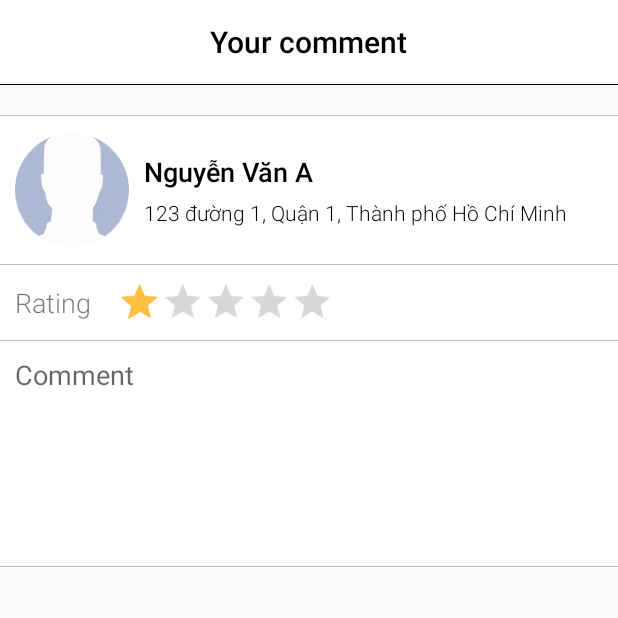
After one commit to thanhduy26091995/Owner, an Android app: the CommentActivity screen opened directly, with no data from a screen before it, on a phone screen of 412 x 824 dp, the top half of it. The commit adds this screen. Run offline under Robolectric (Android 15) with nearby library versions, the phone set to English and light mode, and no system bars; our stand-ins replace ButterKnife, CircleImageView; 6 statements that could not run were skipped.

Commit message:
Merge code lần đầu

```diff
--- a/app/build.gradle
+++ b/app/build.gradle
@@ -24,6 +24,10 @@ dependencies {
     androidTestCompile('com.android.support.test.espresso:espresso-core:2.2.2', {
         exclude group: 'com.android.support', module: 'support-annotations'
     })
+    //butter knife
+
+
+    //bo tròn ảnh cho imageview
     compile 'com.android.support:appcompat-v7:25.3.1'
     compile 'com.android.support.constraint:constraint-layout:1.0.2'
     compile 'com.android.support:design:25.3.1'
@@ -31,11 +35,8 @@ dependencies {
     compile 'com.google.code.gson:gson:2.6.2'
     compile 'com.squareup.retrofit2:retrofit:2.0.2'
     compile 'com.squareup.retrofit2:converter-gson:2.0.2'
+    compile 'com.jakewharton:butterknife:8.5.1'
+    compile 'de.hdodenhof:circleimageview:2.1.0'
     testCompile 'junit:junit:4.12'
-    //butter knife
-    compile 'com.jakewharton:butterknife:8.5.1'
     annotationProcessor 'com.jakewharton:butterknife-compiler:8.5.1'
-
-    //bo tròn ảnh cho imageview
-    compile 'de.hdodenhof:circleimageview:2.1.0'
 }
--- /dev/null
+++ b/app/src/main/java/com/hbbsolution/owner/more/duy_nguyen/CommentActivity.java
@@ -0,0 +1,55 @@
+package com.hbbsolution.owner.more.duy_nguyen;
+
+import android.graphics.PorterDuff;
+import android.graphics.drawable.LayerDrawable;
+import android.os.Bundle;
+import android.support.v7.app.AppCompatActivity;
+import android.support.v7.widget.Toolbar;
+import android.view.View;
+import android.widget.EditText;
+import android.widget.ImageView;
+import android.widget.LinearLayout;
+import android.widget.RatingBar;
+import android.widget.TextView;
+
+import com.hbbsolution.owner.R;
+
+import butterknife.BindView;
+
+public class CommentActivity extends AppCompatActivity implements View.OnClickListener{
+    @BindView(R.id.toolbar)
+    private Toolbar toolbar;
+    @BindView(R.id.img_avatar)
+    private ImageView imgOwner;;
+    @BindView(R.id.tvOwner)
+    private TextView tvOwner;
+    @BindView(R.id.tvAddress)
+    private TextView tvAddress;;
+    @BindView(R.id.ratingBar)
+    private RatingBar ratingBar;
+    @BindView(R.id.edtComment)
+    private EditText edtComment;
+    @BindView(R.id.lnCheck)
+    private LinearLayout lnCheck;
+    @Override
+    protected void onCreate(Bundle savedInstanceState) {
+        super.onCreate(savedInstanceState);
+        setContentView(R.layout.activity_comment);
+        toolbar.setTitle("");
+        setSupportActionBar(toolbar);
+        lnCheck.setOnClickListener(this);
+        setBackgroundRatingBar();
+
+    }
+    public void setBackgroundRatingBar()
+    {
+        LayerDrawable stars = (LayerDrawable) ratingBar.getProgressDrawable();
+        stars.getDrawable(2).setColorFilter(getResources().getColor(R.color.colorAccent), PorterDuff.Mode.SRC_ATOP);
+        stars.getDrawable(0).setColorFilter(getResources().getColor(R.color.colorAccent), PorterDuff.Mode.SRC_ATOP);
+        stars.getDrawable(1).setColorFilter(getResources().getColor(R.color.colorAccent), PorterDuff.Mode.SRC_ATOP);
+    }
+    @Override
+    public void onClick(View v) {
+
+    }
+}
--- /dev/null
+++ b/app/src/main/res/drawable/ic_check_black_24dp.xml
@@ -0,0 +1,9 @@
+<vector xmlns:android="http://schemas.android.com/apk/res/android"
+        android:width="24dp"
+        android:height="24dp"
+        android:viewportWidth="24.0"
+        android:viewportHeight="24.0">
+    <path
+        android:fillColor="#FF000000"
+        android:pathData="M9,16.17L4.83,12l-1.42,1.41L9,19 21,7l-1.41,-1.41z"/>
+</vector>
--- /dev/null
+++ b/app/src/main/res/layout/activity_comment.xml
@@ -0,0 +1,196 @@
+<?xml version="1.0" encoding="utf-8"?>
+<LinearLayout xmlns:android="http://schemas.android.com/apk/res/android"
+    xmlns:app="http://schemas.android.com/apk/res-auto"
+    xmlns:tools="http://schemas.android.com/tools"
+    android:layout_width="match_parent"
+    android:layout_height="match_parent"
+    tools:context="com.hbbsolution.owner.more.duy_nguyen.CommentActivity"
+    android:orientation="vertical">
+
+    <RelativeLayout
+        android:layout_width="match_parent"
+        android:layout_height="wrap_content"
+        android:background="@color/colorWhite">
+    <android.support.design.widget.AppBarLayout
+        android:id="@+id/appbar"
+        android:layout_width="match_parent"
+        android:layout_height="wrap_content"
+        android:theme="@style/AppTheme.AppBarOverlay"
+        tools:layout_editor_absoluteX="8dp"
+        tools:layout_editor_absoluteY="0dp">
+
+        <android.support.v7.widget.Toolbar
+            android:id="@+id/toolbar"
+            android:layout_width="match_parent"
+            android:layout_height="?attr/actionBarSize"
+            android:background="?attr/colorPrimary"
+            app:elevation="0dp"
+            app:theme="@style/AppTheme.PopupOverlay">
+
+            <TextView
+                android:id="@+id/more_title_toothbar"
+                android:layout_width="wrap_content"
+                android:layout_height="wrap_content"
+                android:layout_gravity="center"
+                android:text="@string/yourcomment"
+                android:textColor="@color/colorBlack"
+                android:textSize="20sp"
+                android:textStyle="bold" />
+        </android.support.v7.widget.Toolbar>
+
+        <View
+            android:layout_width="match_parent"
+            android:layout_height="0.1dp"
+            android:background="@color/colorBlack" />
+    </android.support.design.widget.AppBarLayout>
+        <LinearLayout
+            android:layout_width="70dp"
+            android:layout_height="?attr/actionBarSize"
+            android:layout_alignParentEnd="true"
+            android:layout_alignParentRight="true"
+            android:id="@+id/lnCheck"
+            android:gravity="end|center"
+
+            >
+            <ImageView
+                android:layout_width="wrap_content"
+                android:layout_height="wrap_content"
+                android:src="@drawable/ic_check_black_24dp"
+                android:layout_gravity="center_vertical"
+                android:layout_marginRight="10dp"
+                android:layout_marginEnd="10dp"
+                android:tint="@color/home_background_history"
+                />
+        </LinearLayout>
+    </RelativeLayout>
+    <View
+        android:layout_width="match_parent"
+        android:layout_height="0.1dp"
+        android:background="@color/color_line_view"
+        android:layout_marginTop="20dp"/>
+
+    <LinearLayout
+        android:layout_width="match_parent"
+        android:layout_height="150dp"
+        android:background="@color/colorWhite"
+        android:orientation="vertical"
+        android:weightSum="3">
+
+        <LinearLayout
+            android:layout_width="match_parent"
+            android:layout_height="0dp"
+            android:layout_marginEnd="10dp"
+            android:layout_marginLeft="10dp"
+            android:layout_marginStart="10dp"
+            android:layout_weight="2"
+            android:orientation="horizontal"
+            android:weightSum="5">
+
+            <LinearLayout
+                android:layout_width="0dp"
+                android:layout_height="match_parent"
+                android:layout_weight="1"
+                android:gravity="center">
+
+                <de.hdodenhof.circleimageview.CircleImageView
+                    android:id="@+id/img_avatar"
+                    android:layout_width="match_parent"
+                    android:layout_height="match_parent"
+                    android:layout_gravity="center"
+                    android:src="@drawable/avatar" />
+            </LinearLayout>
+
+            <LinearLayout
+                android:layout_width="0dp"
+                android:layout_height="match_parent"
+                android:layout_marginLeft="10dp"
+                android:layout_marginStart="10dp"
+                android:layout_weight="4"
+                android:gravity="center_vertical"
+                android:orientation="vertical"
+                android:weightSum="2">
+
+                <LinearLayout
+                    android:layout_width="match_parent"
+                    android:layout_height="wrap_content"
+                    android:orientation="vertical">
+
+                    <TextView
+                        android:id="@+id/tvOwner"
+                        android:layout_width="match_parent"
+                        android:layout_height="wrap_content"
+                        android:text="Nguyễn Văn A"
+                        android:textColor="@color/colorBlack"
+                        android:textSize="@dimen/text_size_large"
+                        android:textStyle="bold" />
+
+                    <TextView
+                        android:id="@+id/tvAddress"
+                        android:layout_width="match_parent"
+                        android:layout_height="wrap_content"
+                        android:layout_marginTop="5dp"
+                        android:text="123 đường 1, Quận 1, Thành phố Hồ Chí Minh"
+                        android:textColor="@color/colorBlack" />
+                </LinearLayout>
+            </LinearLayout>
+
+        </LinearLayout>
+        <View
+            android:layout_width="match_parent"
+            android:layout_height="0.1dp"
+            android:background="@color/color_line_view" />
+        <LinearLayout
+            android:layout_width="match_parent"
+            android:layout_height="0dp"
+            android:layout_weight="1"
+            >
+            <TextView
+                android:layout_width="wrap_content"
+                android:layout_height="match_parent"
+                android:text="@string/rate"
+                android:textSize="@dimen/text_size_large"
+                android:gravity="center_vertical"
+                android:layout_marginLeft="10dp"
+                android:layout_marginStart="10dp"/>
+            <LinearLayout
+                android:layout_width="match_parent"
+                android:layout_height="wrap_content"
+                android:layout_gravity="center_vertical">
+            <RatingBar
+                android:id="@+id/ratingBar"
+                android:layout_width="wrap_content"
+                android:layout_height="match_parent"
+                android:numStars="5"
+                android:stepSize="1.0"
+                android:rating="1.0"
+                android:clickable="false"
+                android:isIndicator="false"
+                android:scaleX="0.8"
+                android:scaleY="0.8"
+                style="?android:attr/ratingBarStyleIndicator"/>
+            </LinearLayout>
+        </LinearLayout>
+        <View
+            android:layout_width="match_parent"
+            android:layout_height="0.1dp"
+            android:background="@color/color_line_view" />
+    </LinearLayout>
+
+    <LinearLayout
+        android:layout_width="match_parent"
+        android:layout_height="150dp"
+        android:background="@color/colorWhite"
+        >
+        <EditText
+            android:layout_width="match_parent"
+            android:layout_height="wrap_content"
+            android:hint="@string/comment"
+            android:id="@+id/edtComment"
+            android:layout_margin="10dp"
+            android:background="@android:color/transparent" />
+    </LinearLayout>
+    <View
+        android:layout_width="match_parent"
+        android:layout_height="0.1dp"
+        android:background="@color/color_line_view" />
+</LinearLayout>
--- a/app/src/main/res/values/colors.xml
+++ b/app/src/main/res/values/colors.xml
@@ -2,11 +2,11 @@
 <resources>
     <color name="colorPrimary">#fff</color>
     <color name="colorPrimaryDark">#000</color>
-    <color name="colorAccent">#FF4081</color>
+    <color name="colorAccent">#ffbf41</color>
 
     <color name="colorWhite">#FFF</color>
     <color name="colorBlack">#000</color>
-
+    <color name="color_line_view">#C0C0C0</color>
 
     <color name="home_background_maid_aound">#ffbf41</color>
     <color name="home_background_your_tasks">#5fd81b</color>
--- a/app/src/main/res/values/strings.xml
+++ b/app/src/main/res/values/strings.xml
@@ -27,4 +27,7 @@
     <!--khác-->
     <string name="default_language">Default</string>
     <string name="more">More</string>
+    <string name="yourcomment">Your comment</string>
+    <string name="comment">Comment</string>
+    <string name="rate">Rating</string>
 </resources>
```
Also changed, not shown: app/src/main/AndroidManifest.xml (+7 -7 lines), 1 other file.
